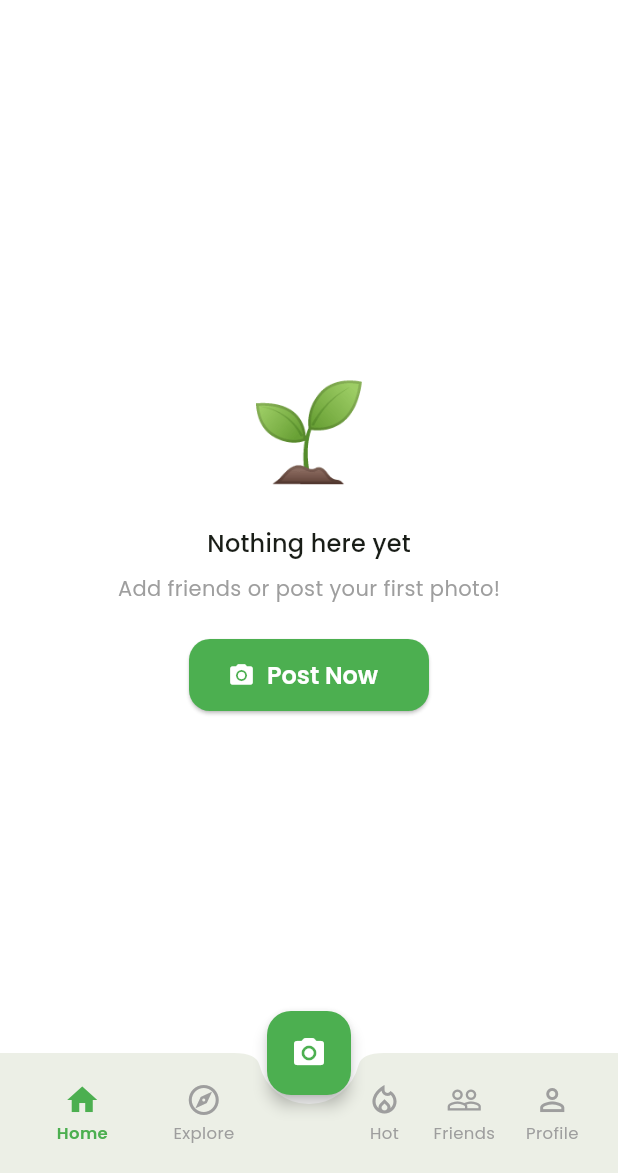
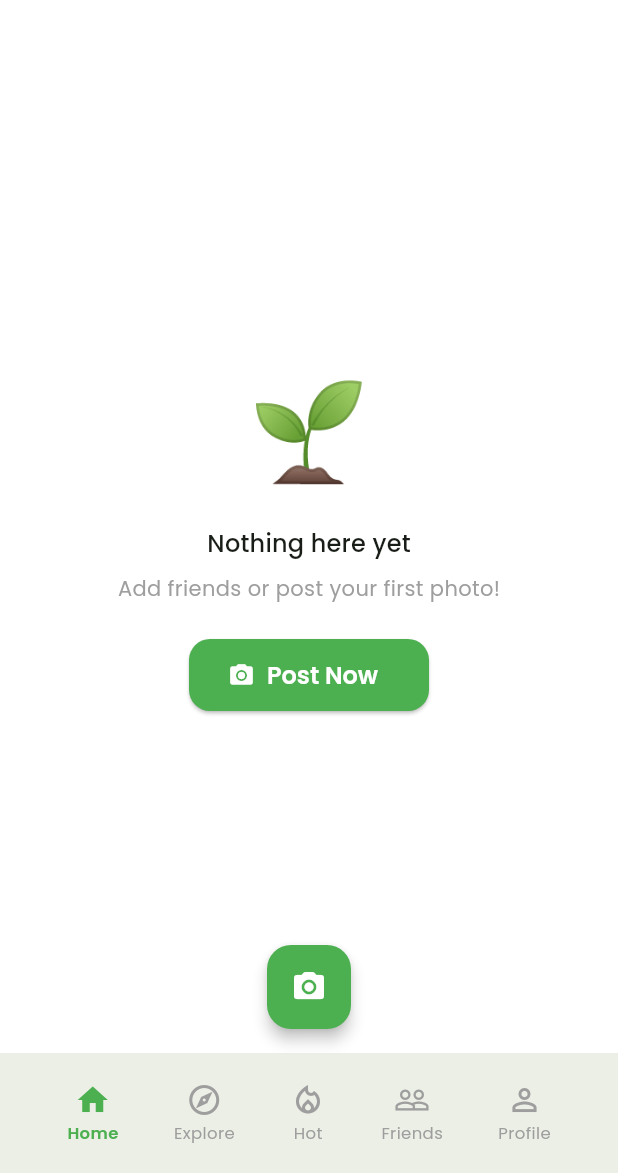
Before and after one commit to RobbeG-immalle/Touch-Grass, a Flutter app: the HomeScreen screen opened by its route, on a phone screen of 412 x 824 dp, the part 63-1236 px from its top. Run offline on Flutter 3.47's test engine with Material 3 defaults, Android fonts, the phone set to English and light mode, and no system bars; our stand-ins replace cached_network_image, cloud_firestore, firebase_auth, firebase_core, firebase_messaging, firebase_storage and 9 more; missing offline and left inert: dart:js_interop; accounts and stored records are empty; generated files the repository leaves out were written again.

Commit message:
Move FAB above bottom bar and spread 5 nav items evenly
Agent-Logs-Url: https://github.com/RobbeG-immalle/Touch-Grass/sessions/afac4699-df66-4192-ac39-b8fcd8295c2a

Co-authored-by: RobbeG-immalle <31651143+RobbeG-immalle@users.noreply.github.com>

```diff
--- a/lib/screens/home/home_screen.dart
+++ b/lib/screens/home/home_screen.dart
@@ -77,7 +77,7 @@ class HomeScreen extends StatelessWidget {
         onPressed: () => context.push('/camera'),
         child: const Icon(Icons.camera_alt_rounded),
       ),
-      floatingActionButtonLocation: FloatingActionButtonLocation.centerDocked,
+      floatingActionButtonLocation: FloatingActionButtonLocation.centerFloat,
       bottomNavigationBar: AppBottomNavBar(
         currentIndex: 0,
         onTap: (i) => _onNavTap(context, i),
--- a/lib/widgets/bottom_nav_bar.dart
+++ b/lib/widgets/bottom_nav_bar.dart
@@ -1,7 +1,6 @@
 import 'package:flutter/material.dart';
 
 /// The bottom navigation bar used in [HomeScreen].
-/// The center slot (index 2) is reserved for the Camera FAB.
 class AppBottomNavBar extends StatelessWidget {
   final int currentIndex;
   final ValueChanged<int> onTap;
@@ -15,14 +14,8 @@ class AppBottomNavBar extends StatelessWidget {
   @override
   Widget build(BuildContext context) {
     return BottomAppBar(
-      shape: const CircularNotchedRectangle(),
-      notchMargin: 6,
       child: Row(
-        children: [
-          // Left half – two items evenly distributed
-          Expanded(
-            child: Row(
-              mainAxisAlignment: MainAxisAlignment.spaceAround,
+        mainAxisAlignment: MainAxisAlignment.spaceEvenly,
         children: [
           _NavItem(
             icon: Icons.home_outlined,
@@ -40,16 +33,6 @@ class AppBottomNavBar extends StatelessWidget {
             currentIndex: currentIndex,
             onTap: onTap,
           ),
-              ],
-            ),
-          ),
-          // Spacer for the FAB notch
-          const SizedBox(width: 56),
-          // Right half – three items evenly distributed
-          Expanded(
-            child: Row(
-              mainAxisAlignment: MainAxisAlignment.spaceAround,
-              children: [
           _NavItem(
             icon: Icons.local_fire_department_outlined,
             activeIcon: Icons.local_fire_department,
@@ -73,9 +56,6 @@ class AppBottomNavBar extends StatelessWidget {
             index: 4,
             currentIndex: currentIndex,
             onTap: onTap,
-                ),
-              ],
-            ),
           ),
         ],
       ),
```
Lines whose indentation alone changed are shown as unchanged.
